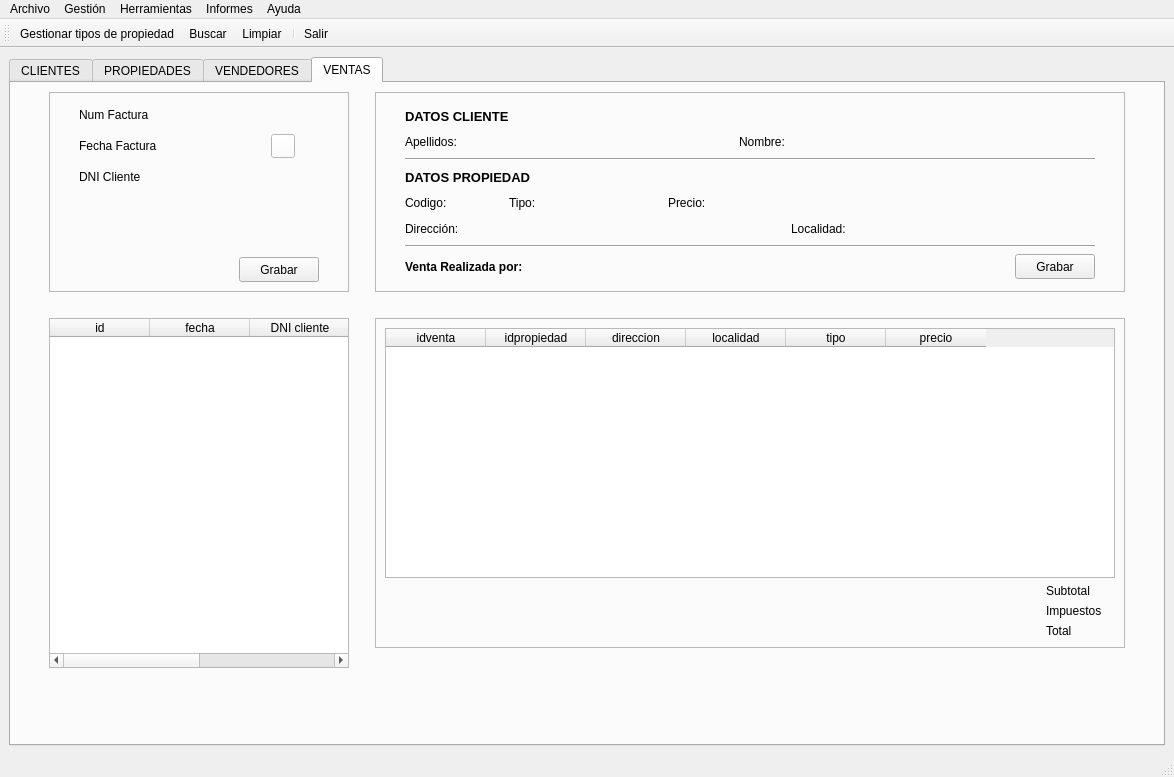
Qt form templates/venPrincipal.ui (BuaTeijeiro/ProyectoDI) before a commit.
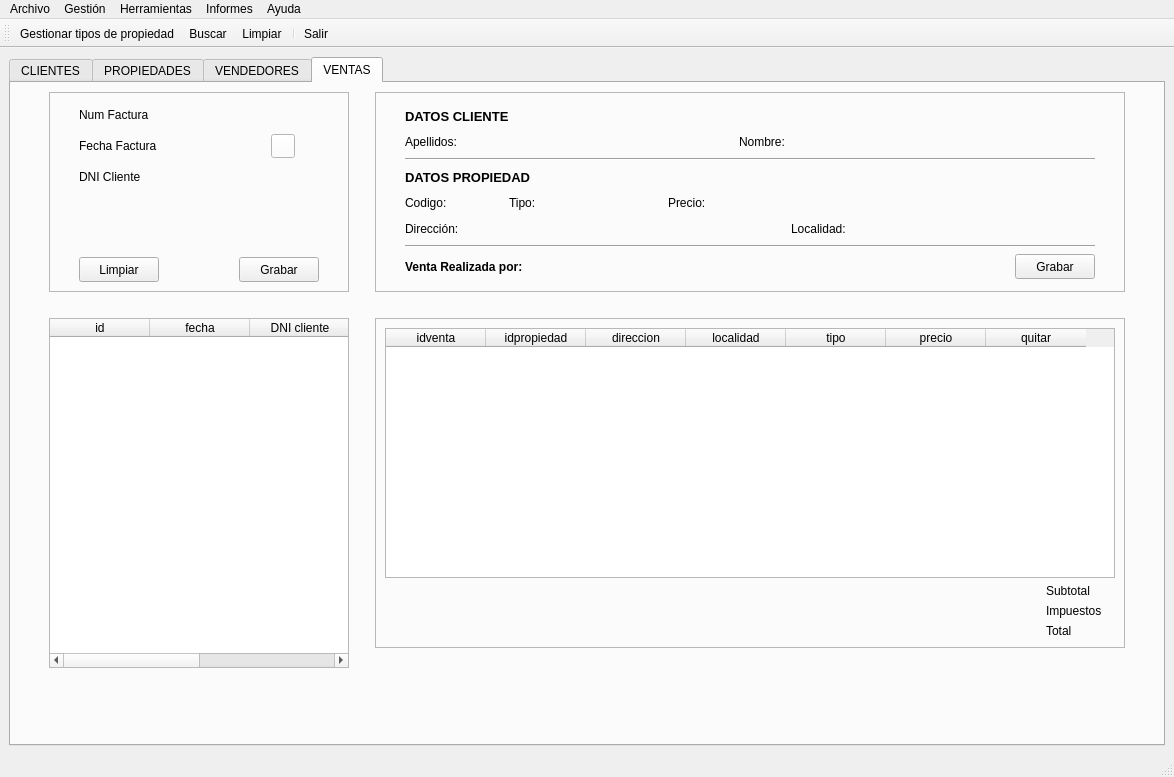
The same form after that commit. Icons and pictures are not drawn.

```diff
--- a/templates/venPrincipal.ui
+++ b/templates/venPrincipal.ui
@@ -4278,6 +4278,25 @@
                </item>
                <item>
                 <layout class="QHBoxLayout" name="horizontalLayout_46">
+                 <item>
+                  <widget class="QPushButton" name="btnLimpiarFactura">
+                   <property name="minimumSize">
+                    <size>
+                     <width>80</width>
+                     <height>25</height>
+                    </size>
+                   </property>
+                   <property name="sizeIncrement">
+                    <size>
+                     <width>80</width>
+                     <height>25</height>
+                    </size>
+                   </property>
+                   <property name="text">
+                    <string>Limpiar</string>
+                   </property>
+                  </widget>
+                 </item>
                  <item>
                   <spacer name="horizontalSpacer_41">
                    <property name="orientation">
@@ -5024,6 +5043,11 @@
                    <string>precio</string>
                   </property>
                  </column>
+                 <column>
+                  <property name="text">
+                   <string>quitar</string>
+                  </property>
+                 </column>
                 </widget>
                </item>
                <item>
```
Left out of the diff: 6 changed lines with no effect on the pictures.
